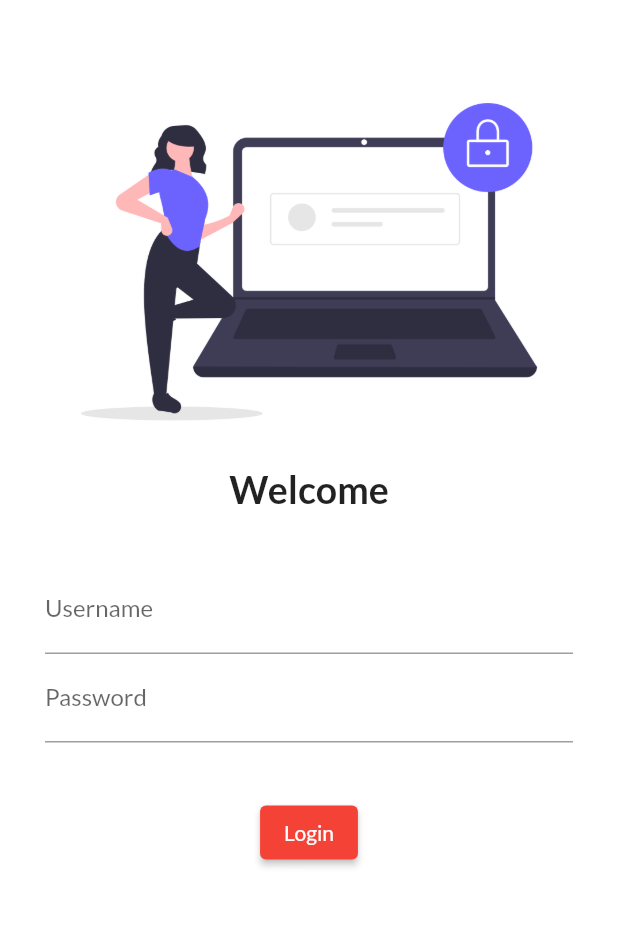
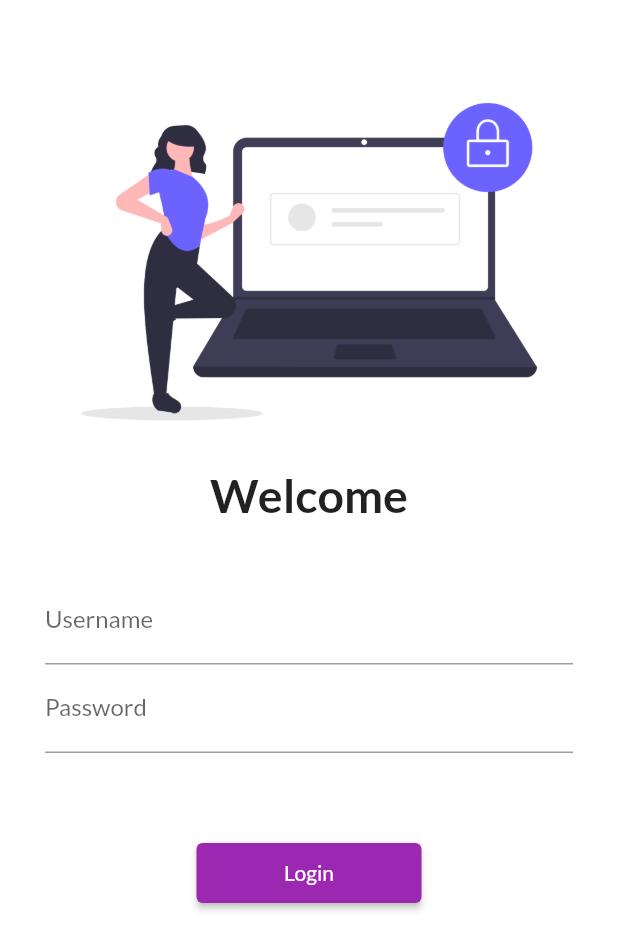
Before and after one commit to PushpendraSharam/30-Days-of-Flutter, a Flutter app: the screen it shows after launch, on a phone screen of 412 x 824 dp. Shown: the top 950 px of the screen. Run offline on Flutter 3.47's test engine with Material 2 defaults, Android fonts, the phone set to English and light mode, and no system bars; our stand-ins replace google_fonts.

Commit message:
Day 5 is completed

```diff
--- a/lib/Screens/Login.dart
+++ b/lib/Screens/Login.dart
@@ -1,6 +1,7 @@
 import 'package:flutter/cupertino.dart';
 import 'package:flutter/material.dart';
 import 'package:user_input/Constants/AssetsImage.dart';
+import 'package:user_input/Utils/MyRoutes.dart';
 
 class Login extends StatelessWidget {
   @override
@@ -9,6 +10,7 @@ class Login extends StatelessWidget {
       color: Colors.white,
       child: Padding(
         padding: const EdgeInsets.all(8.0),
+        child: SingleChildScrollView(
           child: Column(
             children: [
               SizedBox(
@@ -16,12 +18,12 @@ class Login extends StatelessWidget {
               ),
               Image.asset(
                 "assets/login_image.png",
-              fit: BoxFit.contain,
+                fit: BoxFit.cover,
 
               ),
               Text(
                 "Welcome",
-              style: TextStyle(fontWeight: FontWeight.bold, fontSize: 25),
+                style: TextStyle(fontWeight: FontWeight.bold, fontSize: 31),
               ),
               SizedBox(
                 height: 20,
@@ -47,12 +49,15 @@ class Login extends StatelessWidget {
                 ),
               ),
               SizedBox(
-              height: 20,
+                height: 40,
               ),
               ElevatedButton(onPressed: (){
-              print("Login Button Pressed");
-            }, child: Text("Login"))
+                Navigator.pushNamed(context, MyRoutes.homeRoute);
+              }, child: Text("Login")
+              , style: TextButton.styleFrom(minimumSize: Size(150, 40)),),
+
             ],
+          ),
         ),
       ),
     );
--- /dev/null
+++ b/lib/Utils/MyRoutes.dart
@@ -0,0 +1,5 @@
+class MyRoutes
+{
+  static String loginRoute="/login";
+  static String homeRoute="/home";
+}
--- a/lib/main.dart
+++ b/lib/main.dart
@@ -3,6 +3,7 @@ import 'package:google_fonts/google_fonts.dart';
 import 'package:user_input/Constants/theme.dart';
 import 'package:user_input/Screens/Home_Page.dart';
 import 'package:user_input/Screens/Login.dart';
+import 'package:user_input/Utils/MyRoutes.dart';
 
 void main() {
   runApp(const MyApp());
@@ -18,11 +19,11 @@ class MyApp extends StatelessWidget {
       initialRoute: "/login",
       debugShowCheckedModeBanner: false,
       theme: ThemeData(
-          primarySwatch: Colors.red,
-          fontFamily: GoogleFonts.lato().fontFamily),
+          primarySwatch: Colors.purple, fontFamily: GoogleFonts.lato().fontFamily),
       themeMode: ThemeMode.light,
       darkTheme: ThemeData(brightness: Brightness.dark),
-      routes: {"/": (context) => Home_page(), "/login": (context) => Login()},
+      routes: {"/": (context) => Home_page(), MyRoutes.loginRoute: (context) => Login(),
+      MyRoutes.homeRoute:(context)=>Home_page()},
     );
   }
 }
```
Lines whose indentation alone changed are shown as unchanged.
